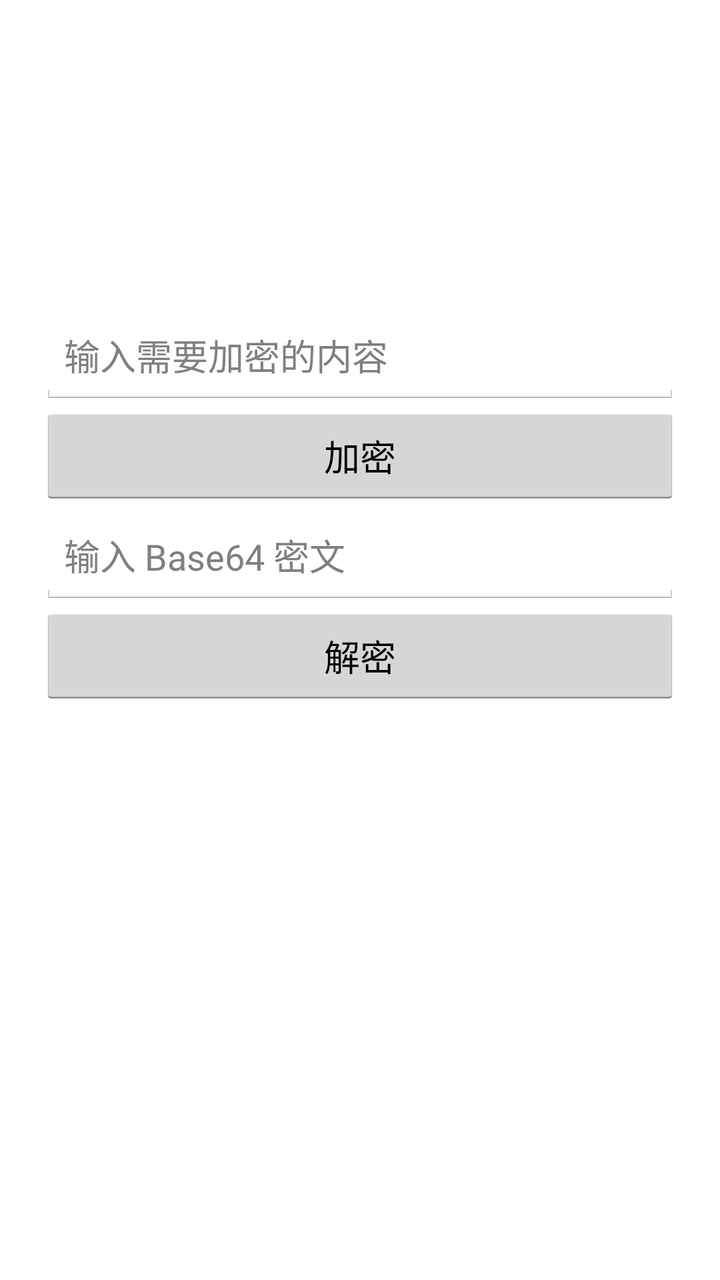
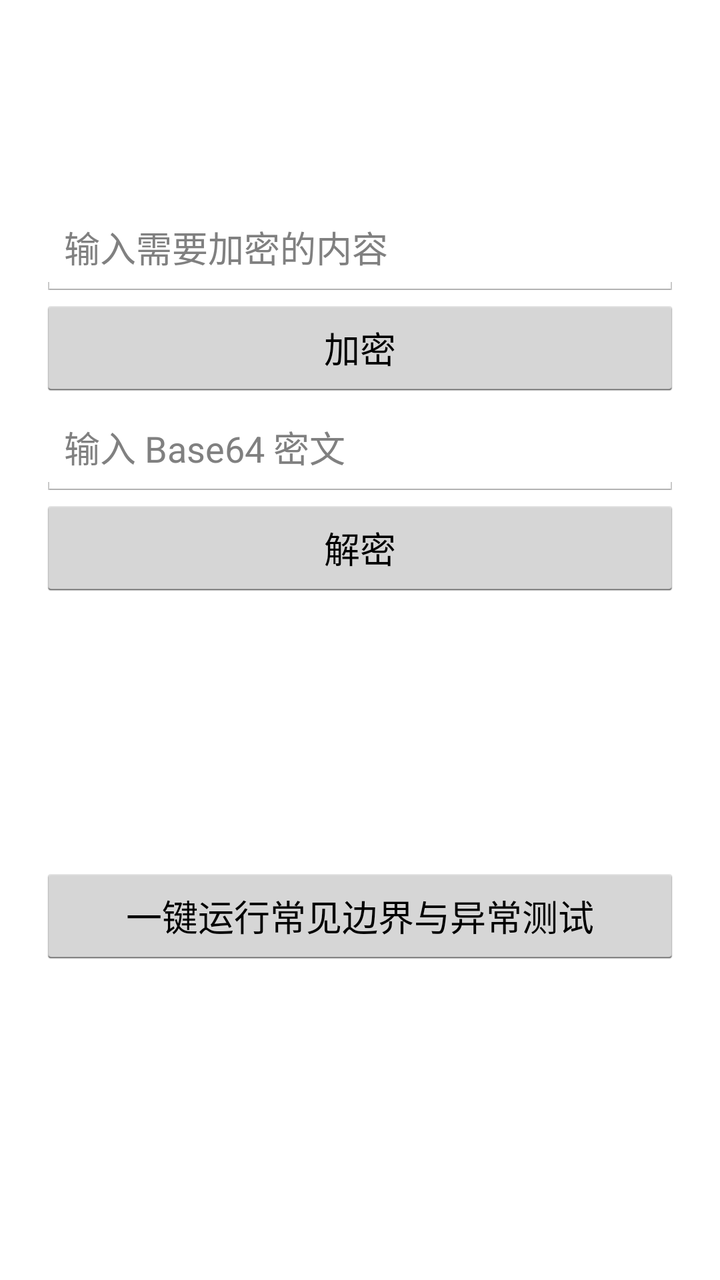

Two renders of the same Android screen: before a commit and after it. Below are the layout's source before the change and the commit's diff.
<!-- AndroidManifest.xml: application theme AppTheme -->
<!-- res/layout/activity_main.xml -->
<?xml version="1.0" encoding="utf-8"?>
<LinearLayout xmlns:android="http://schemas.android.com/apk/res/android"
    android:layout_width="match_parent"
    android:layout_height="match_parent"
    android:orientation="vertical"
    android:gravity="center_vertical"
    android:padding="20dp">

    <EditText
        android:id="@+id/et_encrypt"
        android:layout_width="match_parent"
        android:layout_height="wrap_content"
        android:hint="@string/hint_plaintext"
        android:importantForAutofill="no"
        android:inputType="textMultiLine"
        android:minHeight="50dp" />

    <Button
        android:id="@+id/btn_encrypt"
        android:layout_width="match_parent"
        android:layout_height="50dp"
        android:text="@string/action_encrypt" />

    <EditText
        android:id="@+id/et_decrypt"
        android:layout_width="match_parent"
        android:layout_height="wrap_content"
        android:hint="@string/hint_ciphertext"
        android:importantForAutofill="no"
        android:inputType="textMultiLine|textNoSuggestions"
        android:minHeight="50dp" />

    <Button
        android:id="@+id/btn_decrypt"
        android:layout_width="match_parent"
        android:layout_height="50dp"
        android:text="@string/action_decrypt" />

    <TextView
        android:id="@+id/tv_decrypt_result"
        android:layout_width="match_parent"
        android:layout_height="wrap_content"
        android:layout_marginTop="10dp"
        android:minHeight="50dp"
        android:textIsSelectable="true" />

    <TextView
        android:id="@+id/tv_check"
        android:layout_width="match_parent"
        android:layout_height="wrap_content"
        android:layout_marginTop="24dp"
        android:gravity="center_horizontal"
        android:minHeight="50dp" />
</LinearLayout>
<!-- resources referenced by this layout -->
<resources>
  <string name="action_decrypt">解密</string>
  <string name="action_encrypt">加密</string>
  <string name="hint_ciphertext">输入 Base64 密文</string>
  <string name="hint_plaintext">输入需要加密的内容</string>
  <style name="AppTheme" parent="android:Theme.Holo.Light.DarkActionBar">
          
      </style>
</resources>

<!-- the commit's change to res/layout/activity_main.xml (unified diff, before → after) -->
@@ -1,54 +1,74 @@
 <?xml version="1.0" encoding="utf-8"?>
-<LinearLayout xmlns:android="http://schemas.android.com/apk/res/android"
+<ScrollView xmlns:android="http://schemas.android.com/apk/res/android"
     android:layout_width="match_parent"
     android:layout_height="match_parent"
-    android:orientation="vertical"
-    android:gravity="center_vertical"
-    android:padding="20dp">
+    android:fillViewport="true">
 
-    <EditText
-        android:id="@+id/et_encrypt"
+    <LinearLayout
         android:layout_width="match_parent"
         android:layout_height="wrap_content"
-        android:hint="@string/hint_plaintext"
-        android:importantForAutofill="no"
-        android:inputType="textMultiLine"
-        android:minHeight="50dp" />
+        android:gravity="center_vertical"
+        android:orientation="vertical"
+        android:padding="20dp">
 
-    <Button
-        android:id="@+id/btn_encrypt"
-        android:layout_width="match_parent"
-        android:layout_height="50dp"
-        android:text="@string/action_encrypt" />
+        <EditText
+            android:id="@+id/et_encrypt"
+            android:layout_width="match_parent"
+            android:layout_height="wrap_content"
+            android:hint="@string/hint_plaintext"
+            android:importantForAutofill="no"
+            android:inputType="textMultiLine"
+            android:minHeight="50dp" />
 
-    <EditText
-        android:id="@+id/et_decrypt"
-        android:layout_width="match_parent"
-        android:layout_height="wrap_content"
-        android:hint="@string/hint_ciphertext"
-        android:importantForAutofill="no"
-        android:inputType="textMultiLine|textNoSuggestions"
-        android:minHeight="50dp" />
+        <Button
+            android:id="@+id/btn_encrypt"
+            android:layout_width="match_parent"
+            android:layout_height="50dp"
+            android:text="@string/action_encrypt" />
 
-    <Button
-        android:id="@+id/btn_decrypt"
-        android:layout_width="match_parent"
-        android:layout_height="50dp"
-        android:text="@string/action_decrypt" />
+        <EditText
+            android:id="@+id/et_decrypt"
+            android:layout_width="match_parent"
+            android:layout_height="wrap_content"
+            android:hint="@string/hint_ciphertext"
+            android:importantForAutofill="no"
+            android:inputType="textMultiLine|textNoSuggestions"
+            android:minHeight="50dp" />
 
-    <TextView
-        android:id="@+id/tv_decrypt_result"
-        android:layout_width="match_parent"
-        android:layout_height="wrap_content"
-        android:layout_marginTop="10dp"
-        android:minHeight="50dp"
-        android:textIsSelectable="true" />
+        <Button
+            android:id="@+id/btn_decrypt"
+            android:layout_width="match_parent"
+            android:layout_height="50dp"
+            android:text="@string/action_decrypt" />
 
-    <TextView
-        android:id="@+id/tv_check"
-        android:layout_width="match_parent"
-        android:layout_height="wrap_content"
-        android:layout_marginTop="24dp"
-        android:gravity="center_horizontal"
-        android:minHeight="50dp" />
-</LinearLayout>
+        <TextView
+            android:id="@+id/tv_decrypt_result"
+            android:layout_width="match_parent"
+            android:layout_height="wrap_content"
+            android:layout_marginTop="10dp"
+            android:minHeight="50dp"
+            android:textIsSelectable="true" />
+
+        <TextView
+            android:id="@+id/tv_check"
+            android:layout_width="match_parent"
+            android:layout_height="wrap_content"
+            android:layout_marginTop="24dp"
+            android:gravity="center_horizontal"
+            android:minHeight="50dp" />
+
+        <Button
+            android:id="@+id/btn_run_tests"
+            android:layout_width="match_parent"
+            android:layout_height="50dp"
+            android:text="@string/action_run_tests" />
+
+        <TextView
+            android:id="@+id/tv_test_result"
+            android:layout_width="match_parent"
+            android:layout_height="wrap_content"
+            android:layout_marginTop="8dp"
+            android:minHeight="50dp"
+            android:textIsSelectable="true" />
+    </LinearLayout>
+</ScrollView>
<!-- resource entries referenced after the edit -->
@@ -2,6 +2,7 @@
 <resources>
   <string name="action_decrypt">解密</string>
   <string name="action_encrypt">加密</string>
+  <string name="action_run_tests">一键运行常见边界与异常测试</string>
   <string name="hint_ciphertext">输入 Base64 密文</string>
   <string name="hint_plaintext">输入需要加密的内容</string>
   <style name="AppTheme" parent="android:Theme.Holo.Light.DarkActionBar">
